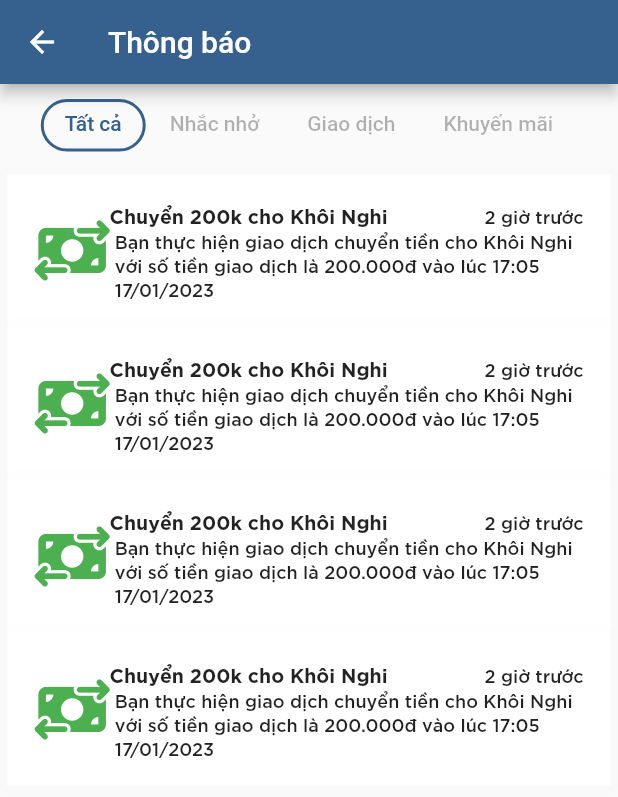
After one commit to hiepchau/NFCEWallet, a Flutter app: the NotificationPage screen opened directly, on a phone screen of 412 x 824 dp. The commit adds this screen. Shown: the top 797 px of the screen. Run offline on Flutter 3.47's test engine with Material 2 defaults, Android fonts, the phone set to English and light mode, and no system bars; our stand-ins replace animated_bottom_navigation_bar, flutter_font_icons, flutter_screenutil, font_awesome_flutter.

Commit message:
add notification screen

```diff
--- /dev/null
+++ b/lib/ui/screen/app_navigator.dart
@@ -0,0 +1,62 @@
+import 'package:flutter/foundation.dart';
+import 'package:flutter/material.dart';
+
+class AppNav {
+  static late GlobalKey<NavigatorState>? _webNavKey;
+
+  static void init() {
+    if (kIsWeb) {
+      _webNavKey = GlobalKey<NavigatorState>();
+    } else {
+      _webNavKey = null;
+    }
+  }
+
+  static GlobalKey<NavigatorState> getWebNavKey() {
+    if (!kIsWeb) {
+      throw Exception('Web Navigator Key is not available');
+    }
+    return _webNavKey!;
+  }
+
+  static void pushWidget(BuildContext context, Widget page) {
+    if (kIsWeb) {
+      _webNavKey!.currentState!
+          .push(MaterialPageRoute(builder: (context) => page));
+    } else {
+      Navigator.push(context, MaterialPageRoute(builder: (context) => page));
+    }
+  }
+
+  static void push<T>(BuildContext context, Route<T> route) {
+    if (kIsWeb) {
+      _webNavKey!.currentState!.push(route);
+    } else {
+      Navigator.push(context, route);
+    }
+  }
+
+  static void pushAndRemoveUntil<T>(BuildContext context, Route<T> route, RoutePredicate predicate) {
+    if (kIsWeb) {
+      _webNavKey!.currentState!.pushAndRemoveUntil(route, predicate);
+    } else {
+      Navigator.pushAndRemoveUntil(context, route, predicate);
+    }
+  }
+
+  static void popUntil(BuildContext context, RoutePredicate predicate) {
+    if (kIsWeb) {
+      _webNavKey!.currentState!.popUntil(predicate);
+    } else {
+      Navigator.popUntil(context, predicate);
+    }
+  }
+
+  static void pop(BuildContext context) {
+    if (kIsWeb) {
+      _webNavKey!.currentState!.pop();
+    } else {
+      Navigator.pop(context);
+    }
+  }
+}
--- /dev/null
+++ b/lib/ui/screen/notification/notification_screen.dart
@@ -0,0 +1,201 @@
+import 'package:flutter/material.dart';
+import 'package:font_awesome_flutter/font_awesome_flutter.dart';
+import 'package:nfc_e_wallet/ui/style/color.dart';
+import 'package:nfc_e_wallet/ui/widgets/nofitication_widget.dart';
+import '../app_navigator.dart';
+
+class NotificationPage extends StatefulWidget {
+  const NotificationPage({super.key});
+
+  @override
+  _NotificationPage createState() => _NotificationPage();
+}
+
+class _NotificationPage extends State<NotificationPage> {
+  @override
+  Widget build(BuildContext context) {
+    return Scaffold(
+      appBar: AppBar(
+        leading: BackButton(color: onPrimary),
+        backgroundColor: primary,
+        title: Text(
+          'Thông báo',
+          style: TextStyle(color: onPrimary),
+        ),
+      ),
+      body: getBody(context),
+    );
+  }
+
+  Widget getBody(BuildContext context) {
+    return DefaultTabController(
+        length: 4,
+        child: Column(
+          children: [
+            Container(
+              height: 55,
+              padding: const EdgeInsets.all(10),
+              child: TabBar(
+                  isScrollable: true,
+                  unselectedLabelColor: Colors.black.withOpacity(0.3),
+                  indicator: ShapeDecoration(
+                      shape: RoundedRectangleBorder(
+                          borderRadius:
+                          const BorderRadius.all(Radius.circular(25)),
+                          side: BorderSide(width: 2, color: primary))),
+                  indicatorColor: primary,
+                  labelColor: primary,
+                  tabs: const [
+                    Text(
+                      "Tất cả",
+                    ),
+                    Text(
+                      "Nhắc nhở",
+                    ),
+                    Text(
+                      "Giao dịch",
+                    ),
+                    Text(
+                      "Khuyến mãi",
+                    ),
+                  ]),
+            ),
+            Expanded(
+              child: Center(
+                child: ConstrainedBox(
+                    constraints: BoxConstraints(
+                        minWidth: MediaQuery.of(context).size.width < 900
+                            ? MediaQuery.of(context).size.width
+                            : MediaQuery.of(context).size.width / 2,
+                        maxWidth: MediaQuery.of(context).size.width >= 900
+                            ? MediaQuery.of(context).size.width / 2
+                            : MediaQuery.of(context).size.width),
+                    child: TabBarView(children: [
+                      everythingScreen(),
+                      notifyScreen(),
+                      transferistoryScreen(),
+                      promoScreen(),
+                    ])),
+              ),
+            )
+          ],
+        ));
+  }
+
+  Widget everythingScreen() {
+    return ListView(
+      padding: const EdgeInsets.all(5),
+      children: listNotification,
+    );
+  }
+
+  Widget notifyScreen() {
+    return nothingScreen();
+  }
+
+  Widget transferistoryScreen() {
+    return ListView(
+      padding: const EdgeInsets.all(5),
+      children: listNotification,
+    );
+    ;
+  }
+
+  Widget promoScreen() {
+    return nothingScreen();
+  }
+
+  Widget nothingScreen(){
+    return Container(
+      padding: const EdgeInsets.symmetric(vertical: 50, horizontal: 10),
+      child: Column(
+          mainAxisAlignment: MainAxisAlignment.start,
+          crossAxisAlignment: CrossAxisAlignment.center,
+          children: [
+            SizedBox(
+                width: MediaQuery.of(context).size.width / 3,
+                height: MediaQuery.of(context).size.height / 3,
+                child: Image.asset(
+                  "assets/images/icons/cantfind.png",
+                )),
+            Text(
+              "Bạn chưa có thông báo nào cả!",
+              style: TextStyle(
+                fontSize: MediaQuery.of(context).size.width > 900
+                    ? 18
+                    : MediaQuery.of(context).size.width > 350
+                    ? 18
+                    : 15,
+                fontWeight: FontWeight.bold,
+              ),
+            ),
+            SizedBox(
+              height: MediaQuery.of(context).size.width > 900
+                  ? 20
+                  : MediaQuery.of(context).size.width > 350
+                  ? 10
+                  : 10,
+            ),
+            Text(
+              "Tất cả thông báo sẽ được lưu ở đây",
+              style: TextStyle(
+                  fontSize: MediaQuery.of(context).size.width > 900
+                      ? 15
+                      : MediaQuery.of(context).size.width > 350
+                      ? 13
+                      : 12,
+                  color: Colors.black54),
+            ),
+            SizedBox(
+              height: MediaQuery.of(context).size.width > 900
+                  ? 20
+                  : MediaQuery.of(context).size.width > 350
+                  ? 10
+                  : 10,
+            ),
+            TextButton(
+                onPressed: () => AppNav.pop(context),
+                child: Container(
+                  height: 35,
+                  width: 150,
+                  alignment: Alignment.center,
+                  decoration: BoxDecoration(
+                    borderRadius: const BorderRadius.all(Radius.circular(20)),
+                    color: primary,
+                  ),
+                  child: Text(
+                    "Trang chủ",
+                    style: TextStyle(color: onPrimary),
+                  ),
+                ))
+          ]),
+    );
+  }
+
+  List<Widget> listNotification = const [
+    NotificationWidget(
+        icon: FontAwesomeIcons.moneyBillTransfer,
+        iconColor: Colors.green,
+        title: "Chuyển 200k cho Khôi Nghi",
+        subtitle:
+        "Bạn thực hiện giao dịch chuyển tiền cho Khôi Nghi với số tiền giao dịch là 200.000đ vào lúc 17:05 17/01/2023"),
+    NotificationWidget(
+        icon: FontAwesomeIcons.moneyBillTransfer,
+        iconColor: Colors.green,
+        title: "Chuyển 200k cho Khôi Nghi",
+        subtitle:
+        "Bạn thực hiện giao dịch chuyển tiền cho Khôi Nghi với số tiền giao dịch là 200.000đ vào lúc 17:05 17/01/2023"),
+    NotificationWidget(
+        icon: FontAwesomeIcons.moneyBillTransfer,
+        iconColor: Colors.green,
+        title: "Chuyển 200k cho Khôi Nghi",
+        subtitle:
+        "Bạn thực hiện giao dịch chuyển tiền cho Khôi Nghi với số tiền giao dịch là 200.000đ vào lúc 17:05 17/01/2023"),
+    NotificationWidget(
+        icon: FontAwesomeIcons.moneyBillTransfer,
+        iconColor: Colors.green,
+        title: "Chuyển 200k cho Khôi Nghi",
+        subtitle:
+        "Bạn thực hiện giao dịch chuyển tiền cho Khôi Nghi với số tiền giao dịch là 200.000đ vào lúc 17:05 17/01/2023"),
+  ];
+}
--- a/lib/ui/screen/root_screen.dart
+++ b/lib/ui/screen/root_screen.dart
@@ -3,6 +3,7 @@ import 'package:flutter/material.dart';
 import 'package:flutter_font_icons/flutter_font_icons.dart';
 import 'package:font_awesome_flutter/font_awesome_flutter.dart';
 import 'package:nfc_e_wallet/ui/style/color.dart';
+import 'package:nfc_e_wallet/ui/widgets/shortcut_panel.dart';
 
 class RootApp extends StatefulWidget {
   const RootApp({Key? key}) : super(key: key);
--- /dev/null
+++ b/lib/ui/widgets/nofitication_widget.dart
@@ -0,0 +1,122 @@
+import 'package:flutter/material.dart';
+import 'package:flutter/foundation.dart' show kIsWeb;
+import 'package:nfc_e_wallet/ui/style/color.dart';
+
+class NotificationWidget extends StatefulWidget {
+  const NotificationWidget({
+    Key? key,
+    required this.icon,
+    required this.iconColor,
+    required this.title,
+    required this.subtitle,
+  });
+  final IconData icon;
+  final Color iconColor;
+  final String title;
+  final String subtitle;
+  @override
+  _NotificationWidget createState() => _NotificationWidget();
+}
+
+class _NotificationWidget extends State<NotificationWidget> {
+  @override
+  Widget build(BuildContext context) {
+    return GestureDetector(
+      onTap: () {},
+      child: Container(
+        width: MediaQuery.of(context).size.width,
+        decoration: BoxDecoration(
+          color: white,
+          boxShadow: [
+            BoxShadow(
+              color: grey.withOpacity(0.01),
+              spreadRadius: 5,
+              blurRadius: 10,
+            ),
+          ],
+        ),
+        child: Padding(
+          padding: const EdgeInsets.all(18),
+          child: Row(
+            children: [
+              SizedBox(
+                width: MediaQuery.of(context).size.width > 900
+                    ? 50
+                    : MediaQuery.of(context).size.width > 350
+                    ? 30
+                    : 25,
+                height: 50,
+                child: Center(
+                  child: Icon(
+                    widget.icon,
+                    color: widget.iconColor,
+                    size: MediaQuery.of(context).size.width > 900
+                        ? 55
+                        : MediaQuery.of(context).size.width > 350
+                        ? 40
+                        : 30,
+                  ),
+                ),
+              ),
+              SizedBox(
+                width: MediaQuery.of(context).size.width > 900
+                    ? 30
+                    : MediaQuery.of(context).size.width > 350
+                    ? 20
+                    : 20,
+              ),
+              Expanded(
+                child: Column(
+                    mainAxisAlignment: MainAxisAlignment.start,
+                    children: [
+                      Row(
+                        children: [
+                          Text(
+                            widget.title,
+                            style: TextStyle(
+                                fontWeight: FontWeight.bold,
+                                fontSize: MediaQuery.of(context).size.width > 900
+                                    ? 15
+                                    : MediaQuery.of(context).size.width > 350
+                                    ? 13
+                                    : 12,
+                                fontFamily: 'SVN-Gotham'),
+                          ),
+                          Expanded(
+                            child: Text(
+                              "2 giờ trước",
+                              textAlign: TextAlign.end,
+                              style: TextStyle(
+                                  fontSize: MediaQuery.of(context).size.width > 900
+                                      ? 15
+                                      : MediaQuery.of(context).size.width > 350
+                                      ? 12
+                                      : 12,
+                                  fontFamily: 'SVN-Gotham'),
+                            ),
+                          ),
+                        ],
+                      ),
+                      SizedBox(
+                        width: MediaQuery.of(context).size.width*0.75,
+                        child: Text(
+                          widget.subtitle,
+                          style: TextStyle(
+                              fontSize: MediaQuery.of(context).size.width > 900
+                                  ? 13
+                                  : MediaQuery.of(context).size.width > 350
+                                  ? 12
+                                  : 12,
+                              fontWeight: FontWeight.w300,
+                              fontFamily: 'SVN-Gotham'),
+                        ),
+                      ),
+                    ]),
+              )
+            ],
+          ),
+        ),
+      ),
+    );
+  }
+}
--- a/lib/ui/widgets/shortcut_panel.dart
+++ b/lib/ui/widgets/shortcut_panel.dart
@@ -1,10 +1,10 @@
-
 import 'package:flutter/foundation.dart';
 import 'package:flutter/material.dart';
 import 'package:flutter_screenutil/flutter_screenutil.dart';
 import 'package:font_awesome_flutter/font_awesome_flutter.dart';
-
-import '../../app_navigator.dart';
+import 'package:nfc_e_wallet/ui/screen/app_navigator.dart';
+import 'package:nfc_e_wallet/ui/style/color.dart';
+import 'package:nfc_e_wallet/utils/snackbar.dart';
 
 class ShortcutPanel extends StatefulWidget {
   const ShortcutPanel({Key? key}) : super(key: key);
```
Also changed, not shown: lib/ui/screen/authenticate/signin_screen.dart (renamed from lib/ui/screen/authenticate/signin.dart), lib/ui/screen/authenticate/signup_screen.dart (renamed from lib/ui/screen/authenticate/signup.dart).
